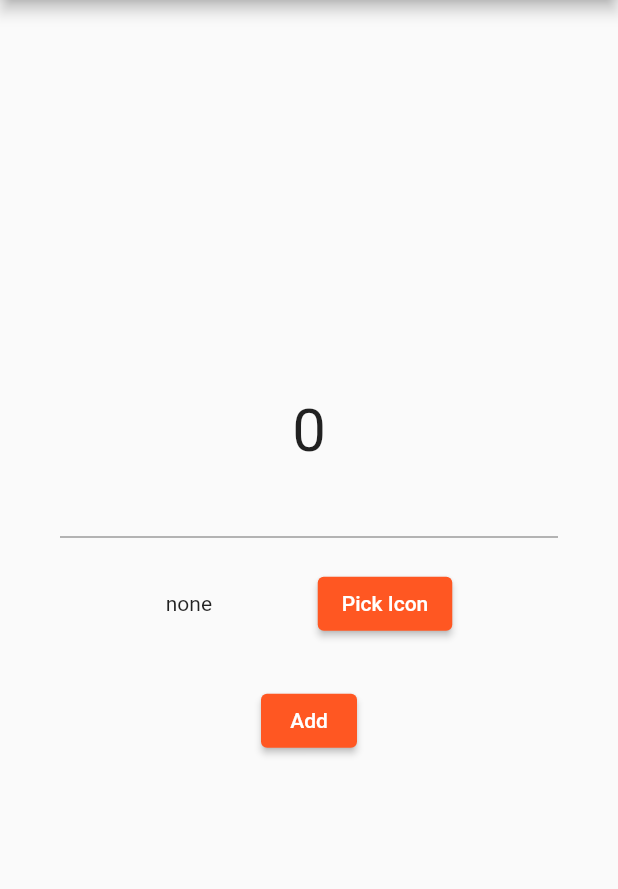
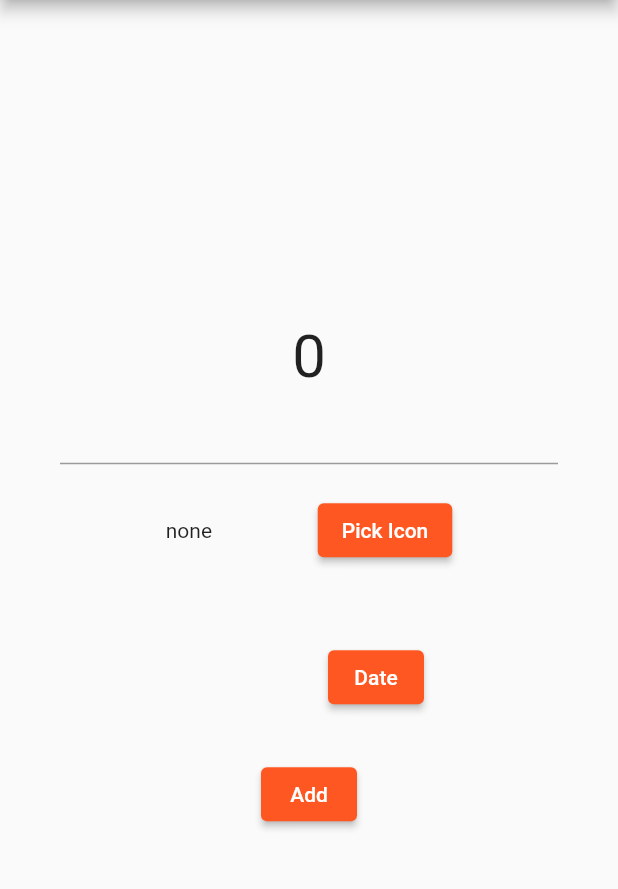
Before and after one commit to ramtiga/flutter_todo, a Flutter app: the screen it shows after launch, after a tap on the "add" icon, on a phone screen of 412 x 824 dp, the part 84-973 px from its top. Run offline on Flutter 3.47's test engine with Material 2 defaults, Android fonts, the phone set to English and light mode, and no system bars; missing offline and left inert: flutter_iconpicker.

```diff
--- a/lib/create_page.dart
+++ b/lib/create_page.dart
@@ -2,6 +2,7 @@ import 'package:flutter/material.dart';
 import 'package:flutter_iconpicker/flutter_iconpicker.dart';
 import 'package:flutter_todo/todo.dart';
 import 'package:flutter_todo/todo_work.dart';
+import 'package:intl/intl.dart';
 import 'package:provider/provider.dart';
 
 class CreatePage extends StatelessWidget {
@@ -15,27 +16,22 @@ class CreatePage extends StatelessWidget {
     final Todo todo = Provider.of<Todo>(context, listen: false);
     final TodoWork todoWork = Provider.of<TodoWork>(context, listen: false);
 
-    //final _icon = Provider.of<ValueNotifier<IconData>>(context, listen: false);
-    //String _title = "";
-    //final TodoModel todoModel = new TodoModel();
-
     //if (index != null) {
-    //  _title = todo.todoList[index].todoWork.getTitle;
+    //todoWork.dateTimeWork = todo.todoList[index].getDateTime;
     //}
 
     void _pickIcon() async {
-      //_icon.value = await FlutterIconPicker.showIconPicker(context);
       todoWork.iconWork = await FlutterIconPicker.showIconPicker(context);
     }
 
-    //void _selectDate() async {
-    //  _date = await showDatePicker(
-    //      context: context,
-    //      initialDate: DateTime.now(),
-    //      firstDate: DateTime(DateTime.now().year),
-    //      lastDate: DateTime(DateTime.now().year + 1),
-    //      locale: const Locale("ja"));
-    //}
+    void _selectDate() async {
+      todoWork.dateTimeWork = await showDatePicker(
+          context: context,
+          initialDate: DateTime.now(),
+          firstDate: DateTime(DateTime.now().year),
+          lastDate: DateTime(DateTime.now().year + 1),
+          locale: const Locale("ja"));
+    }
 
     return Scaffold(
       appBar: AppBar(
@@ -93,8 +89,32 @@ class CreatePage extends StatelessWidget {
                     ),
                   ),
                 ),
-                //ElevatedButton(
-                //    onPressed: () => _selectDate(), child: Text("Date")),
+                Consumer<TodoWork>(
+                  builder: (context, todoWork, child) => Container(
+                    padding: EdgeInsets.only(top: 20.0, bottom: 30.0),
+                    child: Row(
+                      mainAxisAlignment: MainAxisAlignment.spaceEvenly,
+                      children: [
+                        index != null
+                            ? todoWork.getDateTime == null
+                                ? Text(DateFormat.yMMMd('ja')
+                                    .format(todo.todoList[index].getDateTime)
+                                    .toString())
+                                : Text(DateFormat.yMMMd('ja')
+                                    .format(todoWork.getDateTime)
+                                    .toString())
+                            : (todoWork.getDateTime != null
+                                ? Text(DateFormat.yMMMd('ja')
+                                    .format(todoWork.getDateTime)
+                                    .toString())
+                                : Text("")),
+                        ElevatedButton(
+                            onPressed: () => _selectDate(),
+                            child: Text("Date")),
+                      ],
+                    ),
+                  ),
+                ),
                 ElevatedButton(
                   child: index == null ? Text("Add") : Text("Edit"),
                   onPressed: () {
--- a/lib/my_home_page.dart
+++ b/lib/my_home_page.dart
@@ -44,7 +44,7 @@ class MyHomePage extends StatelessWidget {
                   ),
                 ),
                 onTap: () async {
-                  todoWork.clear();
+                  todoWork.copyFromTodo(todo, todoWork, index);
                   await Navigator.of(context).push(MaterialPageRoute(
                     builder: (context) => CreatePage(index: index),
                   ));
--- a/lib/todo.dart
+++ b/lib/todo.dart
@@ -10,6 +10,7 @@ class Todo with ChangeNotifier {
     TodoModel todoModel = new TodoModel();
     todoModel.title = todoWork.getTitle;
     todoModel.icon = todoWork.getIcon;
+    todoModel.dateTime = todoWork.getDateTime;
     todoList.add(todoModel);
     notifyListeners();
   }
@@ -20,6 +21,7 @@ class Todo with ChangeNotifier {
     TodoModel todoModel = new TodoModel();
     todoModel.title = todoWork.getTitle;
     todoModel.icon = todoWork.getIcon;
+    todoModel.dateTime = todoWork.getDateTime;
     todoList.insert(index, todoModel);
 
     notifyListeners();
--- a/lib/todo_model.dart
+++ b/lib/todo_model.dart
@@ -3,9 +3,11 @@ import 'package:flutter/cupertino.dart';
 class TodoModel {
   String _title;
   IconData _icon;
+  DateTime _dateTime;
 
   String get getTitle => _title;
   IconData get getIcon => _icon;
+  DateTime get getDateTime => _dateTime;
 
   set title(String s) {
     _title = s;
@@ -14,4 +16,8 @@ class TodoModel {
   set icon(IconData icon) {
     _icon = icon;
   }
+
+  set dateTime(DateTime dateTime) {
+    _dateTime = dateTime;
+  }
 }
--- a/pubspec.yaml
+++ b/pubspec.yaml
@@ -35,6 +35,7 @@ dependencies:
   cupertino_icons: ^1.0.0
   flutter_iconpicker: ^2.2.2
   provider: ^4.3.3
+  intl: ^0.16.1
 
 dev_dependencies:
   flutter_test:
```
Also changed, not shown: lib/todo_work.dart (+14 -1 lines), pubspec.lock.
